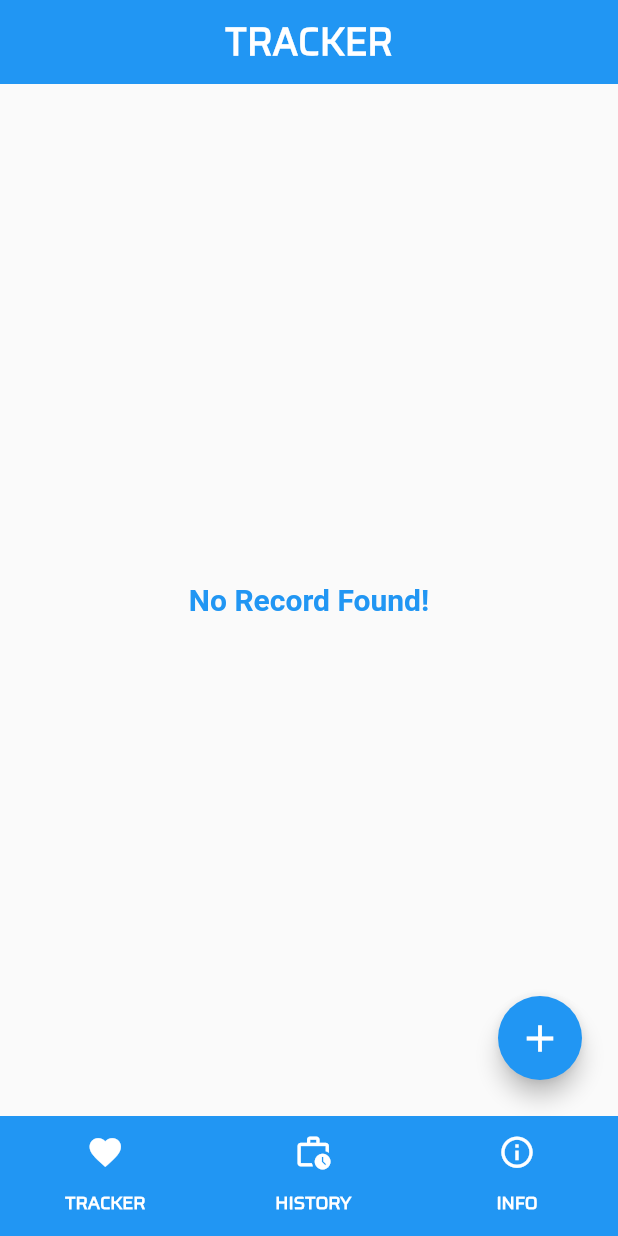
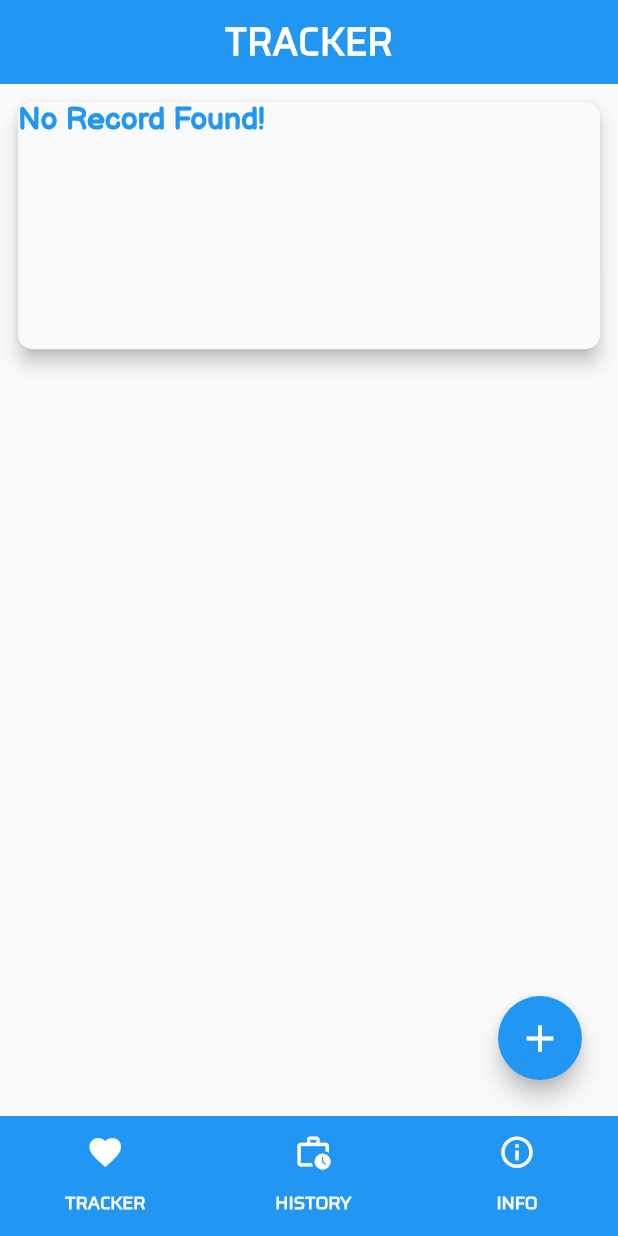
Before and after one commit to farhanyousaf786/blood-pressure-tracker, a Flutter app: the screen it shows after launch, on a phone screen of 412 x 824 dp. Run offline on Flutter 3.47's test engine with Material 2 defaults, Android fonts, the phone set to English and light mode, and no system bars; our stand-ins replace numberpicker, sqflite; accounts and stored records are empty.

Commit message:
edited stats page

```diff
--- a/lib/Components/ShowBpRecord.dart
+++ b/lib/Components/ShowBpRecord.dart
@@ -34,6 +34,8 @@ class _ShowBpRecordState extends State<ShowBpRecord> {
                       fontSize: 20,
                       fontWeight: FontWeight.w700,
                       color: Colors.blue,
+                        fontFamily: 'bal'
+
                     ),
                   ),
                 ),
--- a/lib/Pages/GenralStatsPage.dart
+++ b/lib/Pages/GenralStatsPage.dart
@@ -10,6 +10,14 @@ class GeneralStats extends StatefulWidget {
 }
 
 class _GeneralStatsState extends State<GeneralStats> {
+
+  @override
+  void initState() {
+    setState(() {
+      print("refrsh");
+    });
+    super.initState();
+  }
   var db = DatabaseConnect();
 
   @override
@@ -31,16 +39,29 @@ class _GeneralStatsState extends State<GeneralStats> {
             var data = snapshot.data;
             var dataLength = data!.length;
             return dataLength == 0
-                ? const Center(
+                ?  Center(
                     child: Padding(
                       padding: EdgeInsets.all(12.0),
-                      child: Text(
+                      child: Column(
+                        children: [
+                          Material(
+                            elevation: 5,
+                            borderRadius: BorderRadius.circular(10),
+                            child: Container(
+                              height: MediaQuery.of(context).size.height/5,
+                              width: MediaQuery.of(context).size.width/1.01,
+                              child: const Text(
                                 "No Record Found!",
                                 style: TextStyle(
                                   fontSize: 20,
                                   fontWeight: FontWeight.w700,
                                   color: Colors.blue,
+                                  fontFamily: 'bal'
                                 ),
+                              ),
+                            ),
+                          ),
+                        ],
                       ),
                     ),
                   )
```
Also changed, not shown: lib/Components/MaxMinCard.dart (+8 -2 lines), lib/Pages/CheckerPage.dart (+15 -2 lines). Lines whose indentation alone changed are shown as unchanged.
